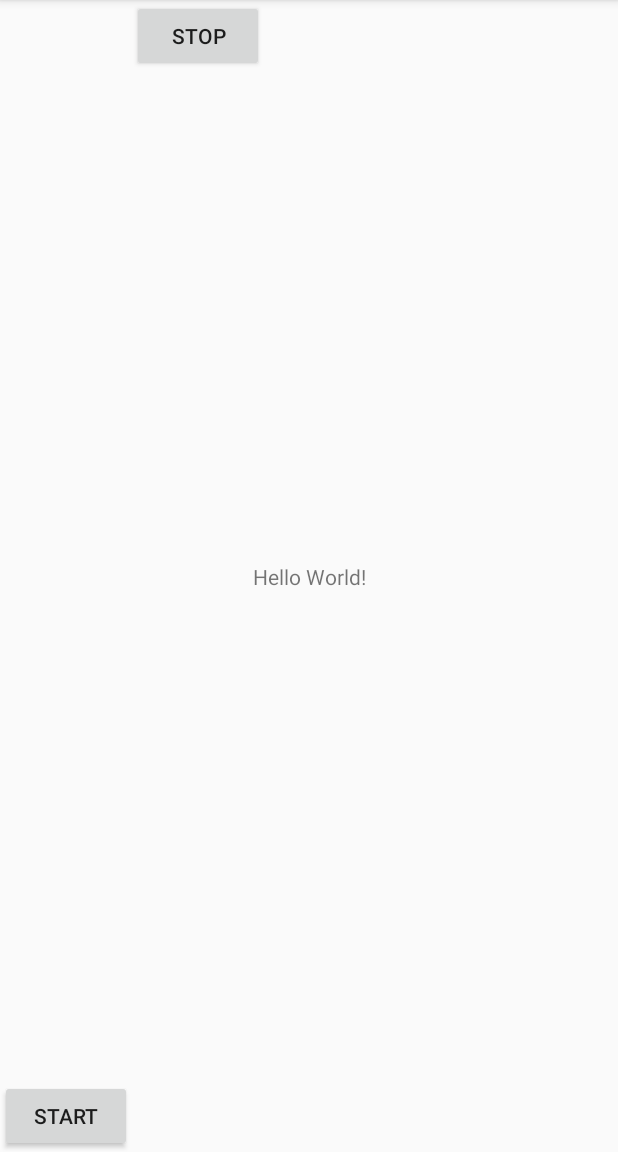
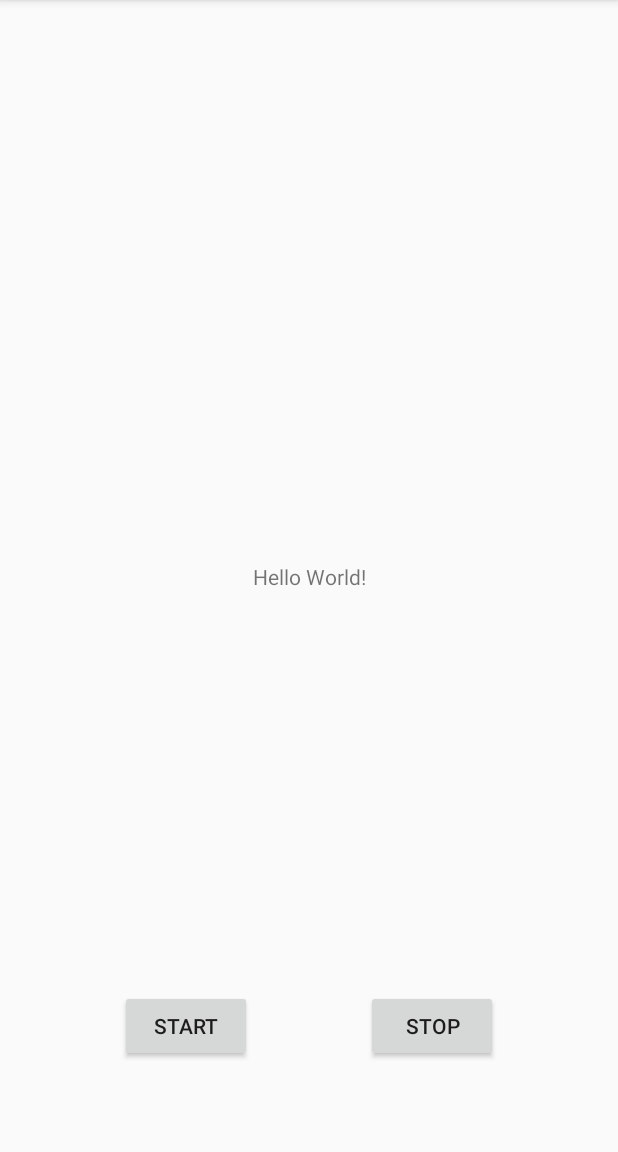
Before and after one commit to kayondomartin/RSSTrend, an Android app: the screen it shows after launch (MainActivity), on a phone screen of 412 x 824 dp, the part 84-1236 px from its top. Run offline under Robolectric (Android 15) with nearby library versions, the phone set to English and light mode, and no system bars; libraries missing offline, so code that uses them is left out: com.estimote.sdk; 7 statements that could not run were skipped.

Commit message:
added project to git

```diff
--- a/app/src/main/res/layout/activity_main.xml
+++ b/app/src/main/res/layout/activity_main.xml
@@ -20,16 +20,19 @@
         android:id="@+id/start_button"
         android:layout_width="wrap_content"
         android:layout_height="wrap_content"
+        android:layout_marginLeft="80dp"
         app:layout_constraintLeft_toLeftOf="parent"
         app:layout_constraintBottom_toBottomOf="parent"
         android:text="@string/start_button_text"
-        tools:layout_editor_absoluteX="0dp"
-        tools:layout_editor_absoluteY="421dp" />
+        android:layout_marginBottom="60dp" />
     <Button
         android:layout_width="wrap_content"
         android:id="@+id/stop_button"
         android:text="@string/stop_button_text"
-        app:layout_constraintLeft_toRightOf="@id/start_button"
+        app:layout_constraintRight_toRightOf="parent"
+        android:layout_marginRight="80dp"
+        app:layout_constraintBottom_toBottomOf="parent"
+        android:layout_marginBottom="60dp"
         android:layout_height="wrap_content" />
 
 </android.support.constraint.ConstraintLayout>
```
